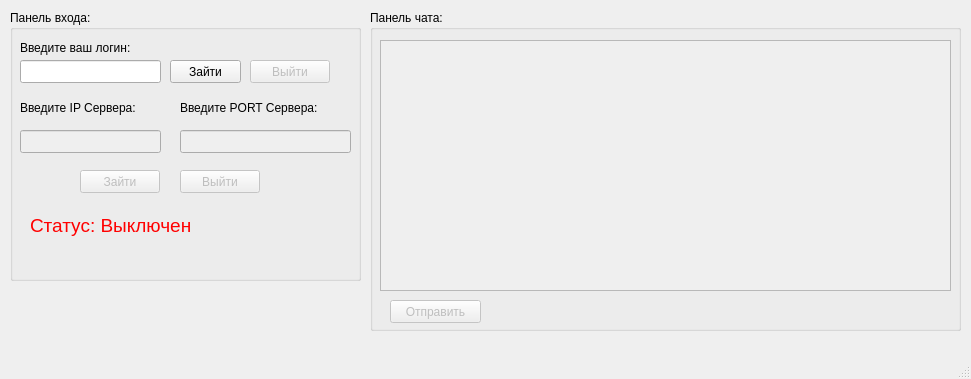
Old version of the form client/Client.ui in the repository vlamik19/Server-Client-learn-socked.
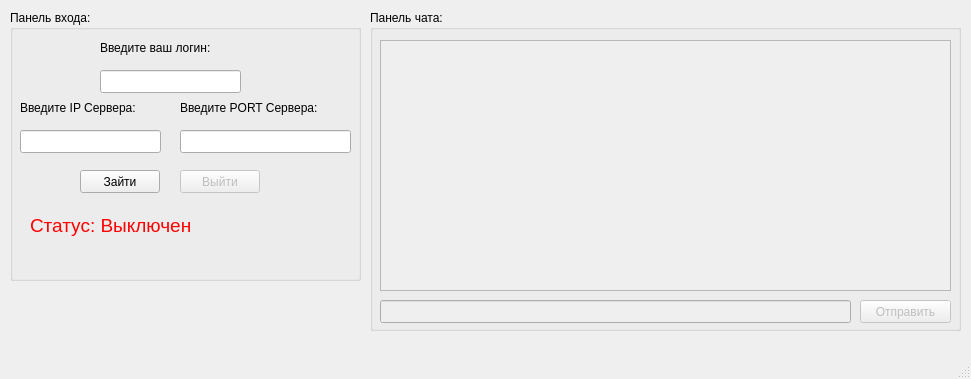
New version of the form.

What changed in the file:
```diff
--- a/client/Client.ui
+++ b/client/Client.ui
@@ -29,42 +29,13 @@
     <widget class="QLineEdit" name="lineEdit">
      <property name="geometry">
       <rect>
-       <x>10</x>
-       <y>50</y>
+       <x>90</x>
+       <y>60</y>
        <width>141</width>
        <height>23</height>
       </rect>
      </property>
     </widget>
-    <widget class="QPushButton" name="pushButton">
-     <property name="geometry">
-      <rect>
-       <x>160</x>
-       <y>50</y>
-       <width>71</width>
-       <height>23</height>
-      </rect>
-     </property>
-     <property name="text">
-      <string notr="true">Зайти</string>
-     </property>
-    </widget>
-    <widget class="QPushButton" name="pushButton_2">
-     <property name="enabled">
-      <bool>false</bool>
-     </property>
-     <property name="geometry">
-      <rect>
-       <x>240</x>
-       <y>50</y>
-       <width>80</width>
-       <height>23</height>
-      </rect>
-     </property>
-     <property name="text">
-      <string>Выйти</string>
-     </property>
-    </widget>
     <widget class="QLabel" name="label_2">
      <property name="geometry">
       <rect>
@@ -80,7 +51,7 @@
     </widget>
     <widget class="QLineEdit" name="lineEdit_2">
      <property name="enabled">
-      <bool>false</bool>
+      <bool>true</bool>
      </property>
      <property name="geometry">
       <rect>
@@ -93,7 +64,7 @@
     </widget>
     <widget class="QLineEdit" name="lineEdit_3">
      <property name="enabled">
-      <bool>false</bool>
+      <bool>true</bool>
      </property>
      <property name="geometry">
       <rect>
@@ -119,7 +90,7 @@
     </widget>
     <widget class="QPushButton" name="pushButton_3">
      <property name="enabled">
-      <bool>false</bool>
+      <bool>true</bool>
      </property>
      <property name="geometry">
       <rect>
@@ -152,7 +123,7 @@
     <widget class="QLabel" name="label">
      <property name="geometry">
       <rect>
-       <x>10</x>
+       <x>90</x>
        <y>30</y>
        <width>261</width>
        <height>16</height>
@@ -208,6 +179,13 @@
        <height>251</height>
       </rect>
      </property>
+     <property name="html">
+      <string>&lt;!DOCTYPE HTML PUBLIC &quot;-//W3C//DTD HTML 4.0//EN&quot; &quot;http://www.w3.org/TR/REC-html40/strict.dtd&quot;&gt;
+&lt;html&gt;&lt;head&gt;&lt;meta name=&quot;qrichtext&quot; content=&quot;1&quot; /&gt;&lt;style type=&quot;text/css&quot;&gt;
+p, li { white-space: pre-wrap; }
+&lt;/style&gt;&lt;/head&gt;&lt;body style=&quot; font-family:'Sans Serif'; font-size:9pt; font-weight:400; font-style:normal;&quot;&gt;
+&lt;p style=&quot;-qt-paragraph-type:empty; margin-top:0px; margin-bottom:0px; margin-left:0px; margin-right:0px; -qt-block-indent:0; text-indent:0px;&quot;&gt;&lt;br /&gt;&lt;/p&gt;&lt;/body&gt;&lt;/html&gt;</string>
+     </property>
     </widget>
     <widget class="QPushButton" name="pushButton_5">
      <property name="enabled">
@@ -215,7 +193,7 @@
      </property>
      <property name="geometry">
       <rect>
-       <x>20</x>
+       <x>490</x>
        <y>290</y>
        <width>91</width>
        <height>23</height>
@@ -225,6 +203,19 @@
       <string>Отправить</string>
      </property>
     </widget>
+    <widget class="QLineEdit" name="lineEdit_4">
+     <property name="enabled">
+      <bool>false</bool>
+     </property>
+     <property name="geometry">
+      <rect>
+       <x>10</x>
+       <y>290</y>
+       <width>471</width>
+       <height>23</height>
+      </rect>
+     </property>
+    </widget>
    </widget>
   </widget>
   <widget class="QMenuBar" name="menubar">
```
